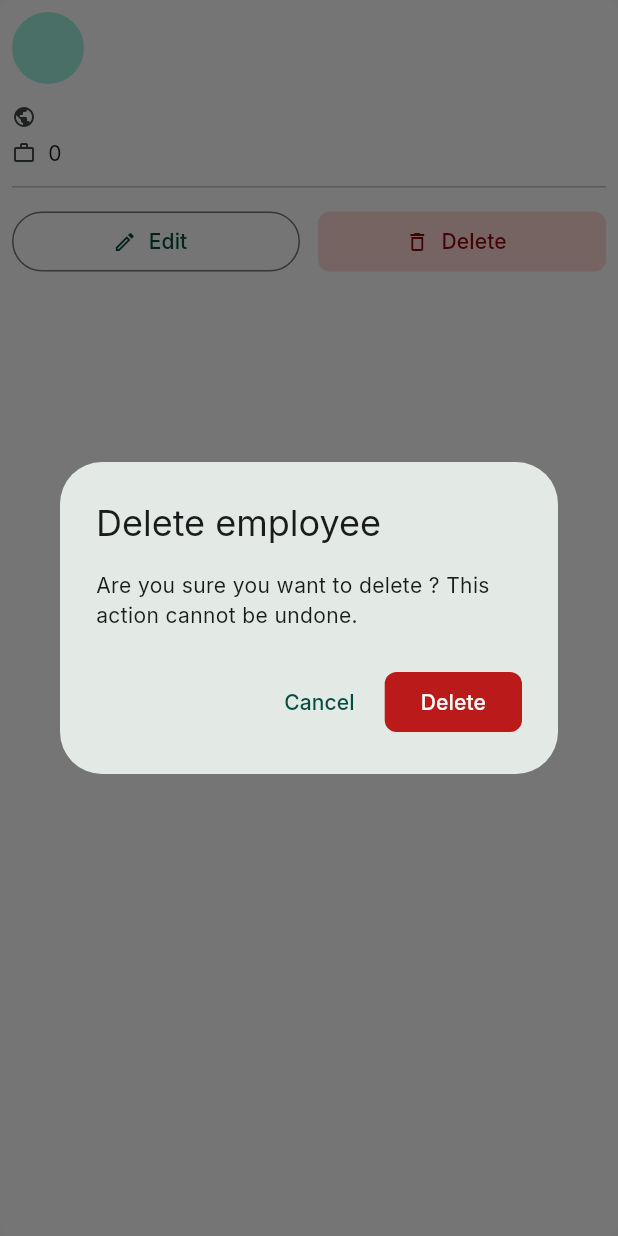
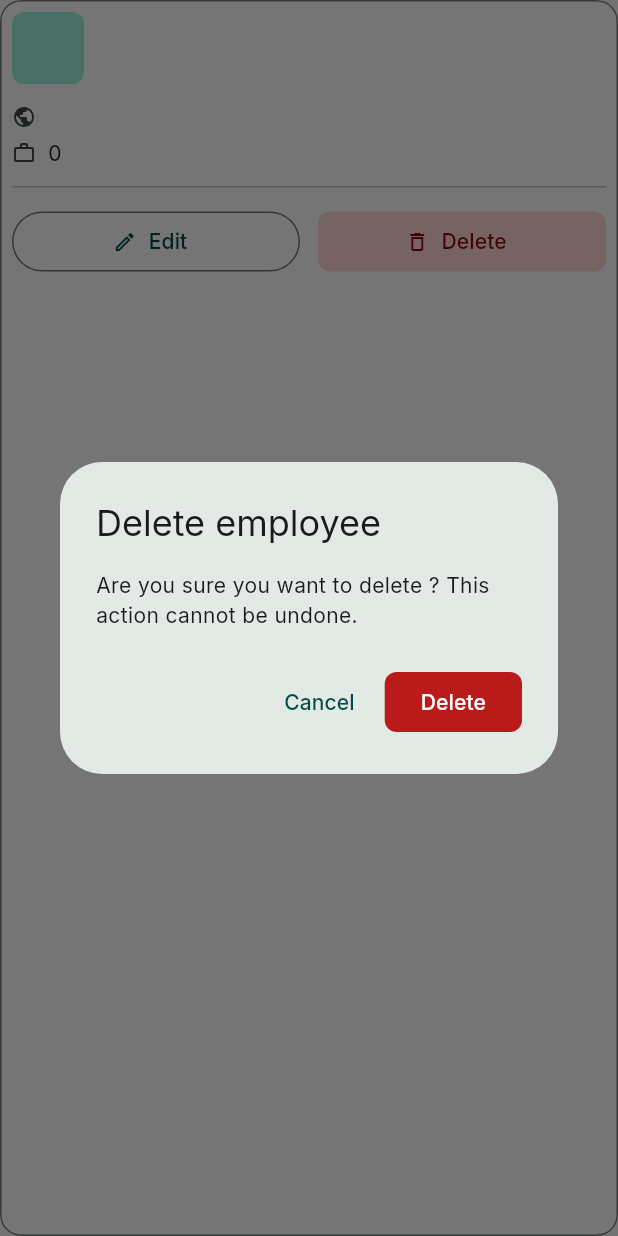
Before and after one commit to ArunChapagain/flutter-kata, a Flutter app: the EmployeeCard widget shown alone on an empty page, opened directly with empty values, after a tap on "Delete", on a phone screen of 412 x 824 dp. Run offline on Flutter 3.47's test engine with Material 3 defaults, Android fonts, the phone set to English and light mode, and no system bars; our stand-ins replace bloc, equatable, flutter_bloc, formz, go_router, sqflite and 1 more; accounts and stored records are empty; generated files the repository leaves out were written again.

Commit message:
Ui(app_cart): change app card radius

```diff
--- a/staffly/lib/employees/widgets/employee_card.dart
+++ b/staffly/lib/employees/widgets/employee_card.dart
@@ -25,14 +25,25 @@ class EmployeeCard extends StatelessWidget {
     final spacing = context.appSpacing;
 
     return AppCard(
+      shape: RoundedRectangleBorder(
+        borderRadius: BorderRadius.circular(14),
+        side: BorderSide(
+          color: theme.colorScheme.outline,
+        ),
+      ),
       child: Column(
         crossAxisAlignment: CrossAxisAlignment.start,
         children: [
           Row(
             children: [
-              CircleAvatar(
-                radius: spacing.lg,
-                backgroundColor: theme.colorScheme.primaryContainer,
+              Container(
+                width: spacing.lg * 2,
+                height: spacing.lg * 2,
+                decoration: BoxDecoration(
+                  color: theme.colorScheme.primaryContainer,
+                  borderRadius: BorderRadius.circular(8),
+                ),
+                alignment: Alignment.center,
                 child: Text(
                   _initialsOf(employee.fullName),
                   style: theme.textTheme.titleMedium?.copyWith(
@@ -107,8 +118,8 @@ class EmployeeCard extends StatelessWidget {
     );
   }
 
-  void _confirmDelete(BuildContext context) {
-    showDialog<void>(
+  Future<void> _confirmDelete(BuildContext context) async {
+    await showDialog<void>(
       context: context,
       builder: (_) => AppConfirmDialog(
         title: 'Delete employee',
--- a/staffly/packages/app_ui/lib/src/theme/app_radii.dart
+++ b/staffly/packages/app_ui/lib/src/theme/app_radii.dart
@@ -5,10 +5,10 @@
 /// silently travel to the others.
 abstract final class AppRadii {
   /// The radius of a card or any other elevated surface.
-  static const card = 8.0;
+  static const card = 14.0;
 
   /// The radius of a text field or dropdown.
-  static const input = 8.0;
+  static const input = 14.0;
 
   /// The radius of a button.
   static const button = 8.0;
```
